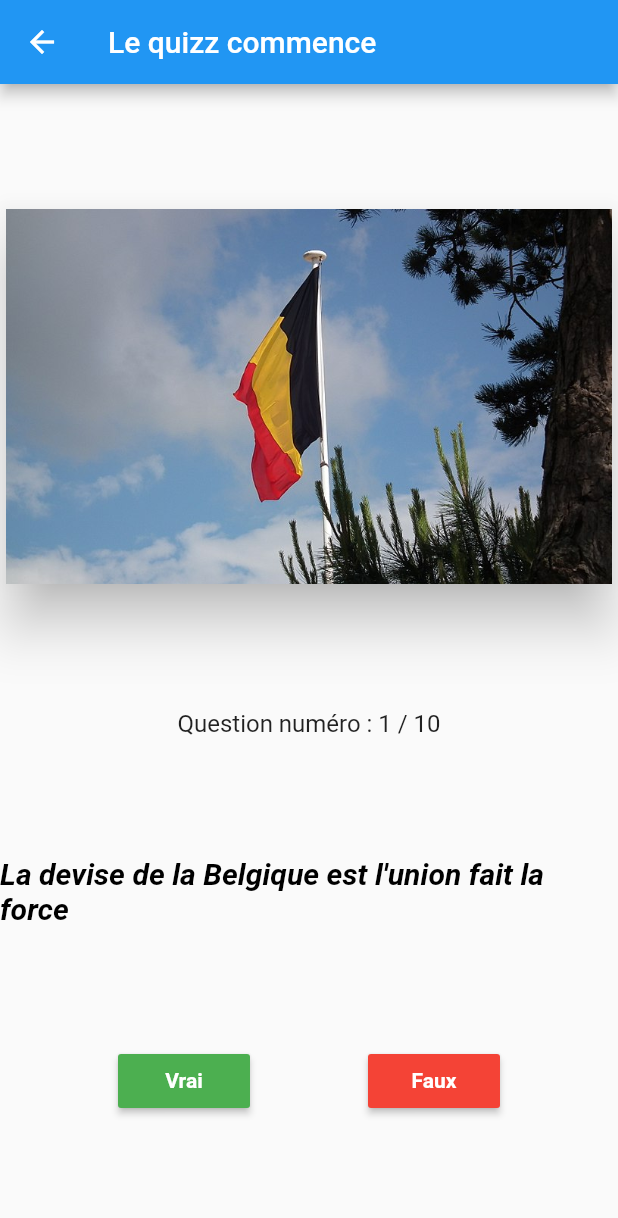
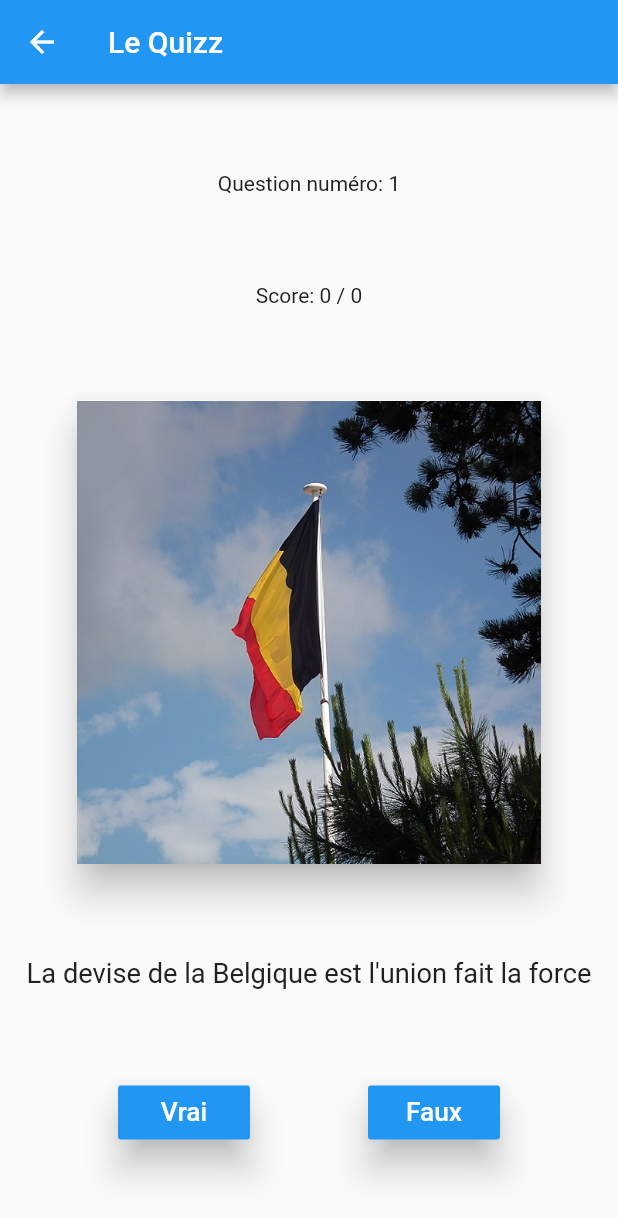
Before and after one commit to FlorianKogon/quizz_challenge, a Flutter app: the screen it shows after launch, after a tap on "Start the quizz", on a phone screen of 412 x 824 dp. Shown: the top 1218 px of the screen. Run offline on Flutter 3.47's test engine with Material 2 defaults, Android fonts, the phone set to English and light mode, and no system bars.

Commit message:
"update"

```diff
--- a/lib/quizz.dart
+++ b/lib/quizz.dart
@@ -1,5 +1,5 @@
 import 'package:flutter/material.dart';
-import 'question.dart';
+import 'models/question.dart';
 
 class Quizz extends StatefulWidget {
   String title;
--- a/lib/widgets/body.dart
+++ b/lib/widgets/body.dart
@@ -1,6 +1,6 @@
 import 'package:flutter/material.dart';
-import 'package:quizz_challenge/quizz.dart';
 import 'package:quizz_challenge/widgets/custom_text.dart';
+import 'package:quizz_challenge/widgets/page_quizz.dart';
 
 class Body extends StatefulWidget {
   @override
@@ -41,7 +41,7 @@ class _BodyState extends State<Body> {
 
   void toNewPage() {
     Navigator.push(context, MaterialPageRoute(builder: (BuildContext context) {
-      return Quizz('Le quizz commence');
+      return PageQuizz();
     }));
   }
 }
--- a/lib/widgets/custom_text.dart
+++ b/lib/widgets/custom_text.dart
@@ -2,7 +2,7 @@ import 'package:flutter/material.dart';
 
 class CustomText extends Text {
 
-  CustomText(String data, {color: Colors.black, textAlign: TextAlign.center, factor: 1.0}):
+  CustomText(String data, {color: Colors.white, textAlign: TextAlign.center, factor: 1.0}):
       super(data,
           textAlign: textAlign,
           textScaleFactor: factor,
--- /dev/null
+++ b/lib/widgets/page_quizz.dart
@@ -0,0 +1,164 @@
+import 'package:flutter/material.dart';
+import 'custom_text.dart';
+import 'package:quizz_challenge/models/question.dart';
+
+class PageQuizz extends StatefulWidget {
+
+  @override
+  _PageQuizzState createState() => _PageQuizzState();
+
+}
+
+class _PageQuizzState extends State<PageQuizz> {
+
+  Question question;
+
+  List<Question> listeQuestions = [
+    Question('La devise de la Belgique est l\'union fait la force', true, '',
+        'belgique.JPG'),
+    Question('La lune va finir par tomber sur terre à cause de la gravité',
+        false, 'Au contraire la lune s\'éloigne', 'lune.jpg'),
+    Question('La Russie est plus grande en superficie que Pluton', true, '',
+        'russie.jpg'),
+    Question('Nyctalope est une race naine d\'antilope', false,
+        'C’est une aptitude à voir dans le noir', 'nyctalope.jpg'),
+    Question('Le Commodore 64 est l\’oridnateur de bureau le plus vendu', true,
+        '', 'commodore.jpg'),
+    Question('Le nom du drapeau des pirates es black skull', false,
+        'Il est appelé Jolly Roger', 'pirate.png'),
+    Question('Haddock est le nom du chien Tintin', false, 'C\'est Milou',
+        'tintin.jpg'),
+    Question('La barbe des pharaons était fausse', true,
+        'A l\'époque déjà ils utilisaient des postiches', 'pharaon.jpg'),
+    Question('Au Québec tire toi une bûche veut dire viens viens t\'asseoir',
+        true, 'La bûche, fameuse chaise de bucheron', 'buche.jpg'),
+    Question('Le module lunaire Eagle de possédait de 4Ko de Ram', true,
+        'Dire que je me plains avec mes 8GO de ram sur mon mac', 'eagle.jpg'),
+  ];
+
+  int index = 0;
+  int score = 0;
+
+  @override
+  void initState() {
+    super.initState();
+    question = listeQuestions[index];
+  }
+
+  @override
+  Widget build(BuildContext context) {
+    double taille = MediaQuery
+        .of(context)
+        .size
+        .width * 0.75;
+    // TODO: implement build
+    return new Scaffold(
+      appBar: AppBar(
+        title: CustomText('Le Quizz',),
+      ),
+      body: Center(
+        child: Column(
+          mainAxisAlignment: MainAxisAlignment.spaceEvenly,
+          children: <Widget>[
+            CustomText(
+                "Question numéro: ${index + 1}", color: Colors.grey[900]),
+            CustomText("Score: $score / $index", color: Colors.grey[900]),
+            Card(
+              elevation: 10.0,
+              child: Container(
+                height: taille,
+                width: taille,
+                child: Image.asset("assets/${question.imagePath}",
+                  fit: BoxFit.cover,
+                ),
+              ),
+            ),
+            CustomText(question.title, color: Colors.grey[900], factor: 1.3),
+            Row(
+              mainAxisAlignment: MainAxisAlignment.spaceEvenly,
+              children: <Widget>[
+                buttonBool(true),
+                buttonBool(false),
+              ],
+            ),
+          ],
+        ),
+      ),
+    );
+  }
+
+  RaisedButton buttonBool (bool b) {
+    return RaisedButton(
+      onPressed: (() => dialogue(b)),
+      elevation: 10.0,
+      color: Colors.blue,
+      child: CustomText((b)? "Vrai" : "Faux", factor: 1.25,),
+    );
+  }
+
+  Future dialogue(bool b) async {
+    bool answer = (b == question.response);
+    String vrai = "assets/vrai.jpg";
+    String faux = "assets/faux.jpg";
+    if (answer) {
+      score++;
+    }
+
+    return showDialog(
+        context: context,
+      barrierDismissible: false,
+      builder: (BuildContext context) {
+        return SimpleDialog(
+          title: CustomText((answer)? "C'est gagné" : "Oups ! Perdu...", factor: 1.4, color: (answer)? Colors.green : Colors.red,),
+          contentPadding: EdgeInsets.all(20.0),
+          children: <Widget>[
+            Image.asset((answer)? vrai : faux, fit: BoxFit.cover,),
+            Container(height: 25.0,),
+            CustomText(question.explanation, factor: 1.25, color: Colors.grey[900]),
+            Container(height: 25.0,),
+            RaisedButton(onPressed: () {
+              Navigator.pop(context);
+              nextQuestion();
+            },
+              child: CustomText("Question suivante", factor: 1.25,
+              ),
+            ),
+          ],
+        );
+      },
+    );
+  }
+
+  Future alerte() async {
+    return showDialog(context: context,
+      barrierDismissible: false,
+      builder: (BuildContext buildContext) {
+        return AlertDialog(
+          title: CustomText("C'est fini", color: Colors.blue, factor: 1.25,),
+          contentPadding: EdgeInsets.all(10.0),
+          content: CustomText("Votre score : $score / $index", color: Colors.grey[900],),
+          actions: <Widget>[
+            FlatButton(
+              onPressed: (() {
+                Navigator.pop(buildContext);
+                Navigator.pop(context);
+              }),
+              child: CustomText("OK", factor: 1.25, color: Colors.blue,)
+            ),
+          ],
+        );
+      },
+    );
+  }
+
+  void nextQuestion() {
+    if (index < listeQuestions.length - 1) {
+      index++;
+      setState(() {
+        question = listeQuestions[index];
+      });
+    } else {
+      alerte();
+    }
+  }
+}
```
Also changed, not shown: lib/models/question.dart (renamed from lib/question.dart).
